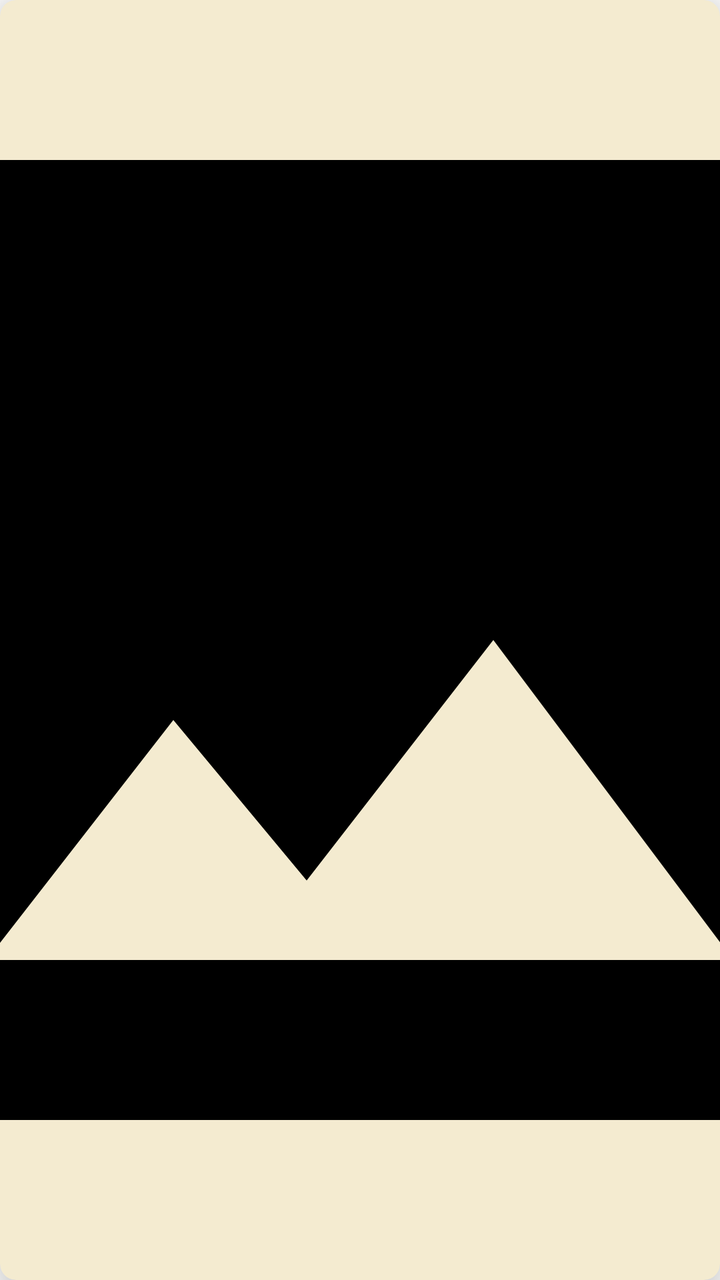
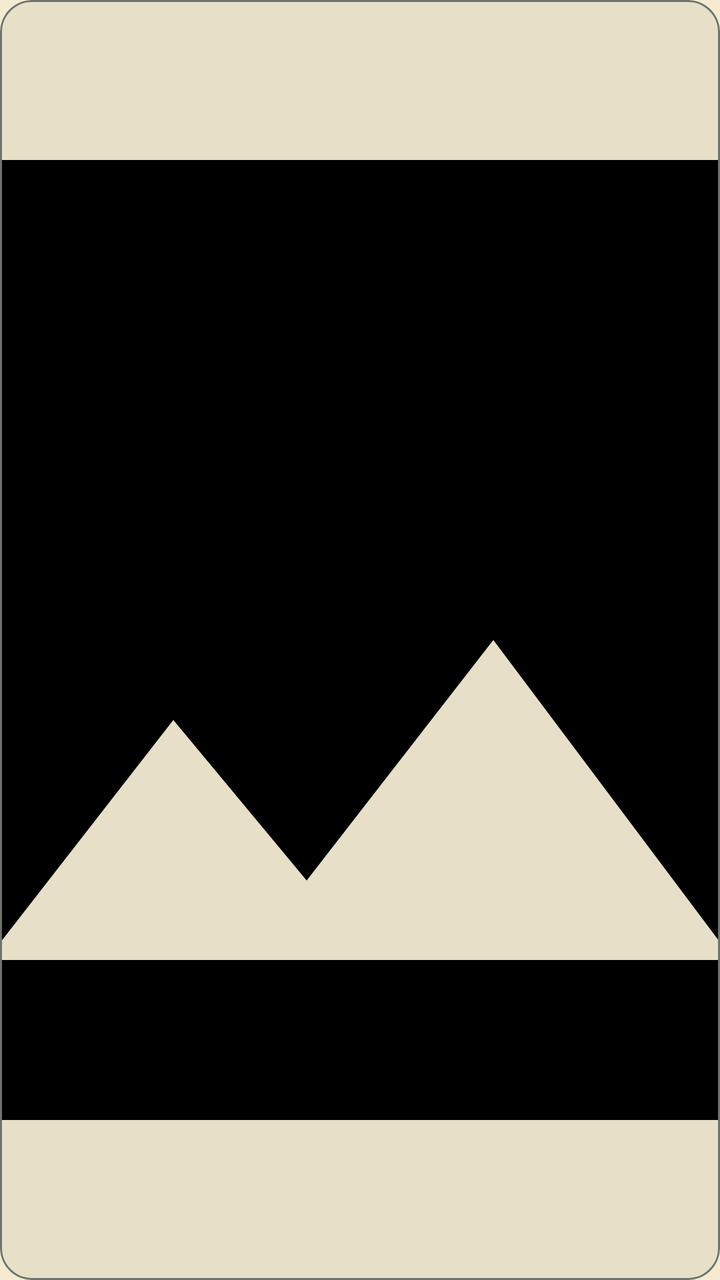

The first picture is an Android layout as it rendered before a commit; the second is the same layout after the commit. The layout source and the unified diff follow.
<!-- AndroidManifest.xml: application theme Theme.Meraki -->
<!-- res/layout/wallpaper_layout.xml -->
<?xml version="1.0" encoding="utf-8"?>
<com.google.android.material.card.MaterialCardView xmlns:android="http://schemas.android.com/apk/res/android"
    xmlns:app="http://schemas.android.com/apk/res-auto"
    android:layout_width="match_parent"
    android:layout_height="252dp"
    android:layout_margin="4dp"
    app:cardBackgroundColor="@color/cream"
    app:cardCornerRadius="8dp"
    app:cardElevation="16dp"
    app:cardMaxElevation="20dp">

    <ImageView
        android:id="@+id/wall1"
        android:layout_width="match_parent"
        android:layout_height="match_parent"
        android:scaleType="centerCrop"
        android:src="@drawable/image" />


</com.google.android.material.card.MaterialCardView>
<!-- resources referenced by this layout -->
<resources>
  <style name="Base.Theme.Meraki" parent="Theme.MaterialComponents.Light.NoActionBar">
          
          <item name="colorPrimary">@color/charcoal</item>
          <item name="colorSecondary">@color/charcoal</item>
      </style>
  <!-- unchanged entries left out for length: 4 -->
</resources>

<!-- the commit's change to res/layout/wallpaper_layout.xml (unified diff, before → after) -->
@@ -2,12 +2,13 @@
 <com.google.android.material.card.MaterialCardView xmlns:android="http://schemas.android.com/apk/res/android"
     xmlns:app="http://schemas.android.com/apk/res-auto"
     android:layout_width="match_parent"
-    android:layout_height="252dp"
-    android:layout_margin="4dp"
-    app:cardBackgroundColor="@color/cream"
-    app:cardCornerRadius="8dp"
-    app:cardElevation="16dp"
-    app:cardMaxElevation="20dp">
+    android:layout_height="220dp"
+    android:layout_margin="6dp"
+    app:cardBackgroundColor="?attr/colorSurfaceVariant"
+    app:cardCornerRadius="16dp"
+    app:cardElevation="0dp"
+    app:strokeColor="?attr/colorOutline"
+    app:strokeWidth="1dp">
 
     <ImageView
         android:id="@+id/wall1"
<!-- resource entries referenced after the edit -->
@@ -1,10 +1,74 @@
 <!-- resources referenced by this layout -->
 <resources>
-  <style name="Base.Theme.Meraki" parent="Theme.MaterialComponents.Light.NoActionBar">
+  <style name="Base.Theme.Meraki" parent="Theme.Material3.DayNight.NoActionBar">
           
-          <item name="colorPrimary">@color/charcoal</item>
-          <item name="colorSecondary">@color/charcoal</item>
+          <item name="colorPrimary">@color/md_theme_light_primary</item>
+          <item name="colorOnPrimary">@color/md_theme_light_onPrimary</item>
+          <item name="colorPrimaryContainer">@color/md_theme_light_primaryContainer</item>
+          <item name="colorOnPrimaryContainer">@color/md_theme_light_onPrimaryContainer</item>
+  
+          <item name="colorSecondary">@color/md_theme_light_secondary</item>
+          <item name="colorOnSecondary">@color/md_theme_light_onSecondary</item>
+          <item name="colorSecondaryContainer">@color/md_theme_light_secondaryContainer</item>
+          <item name="colorOnSecondaryContainer">@color/md_theme_light_onSecondaryContainer</item>
+  
+          <item name="colorTertiary">@color/md_theme_light_tertiary</item>
+          <item name="colorOnTertiary">@color/md_theme_light_onTertiary</item>
+          <item name="colorTertiaryContainer">@color/md_theme_light_tertiaryContainer</item>
+          <item name="colorOnTertiaryContainer">@color/md_theme_light_onTertiaryContainer</item>
+  
+          <item name="colorSurface">@color/md_theme_light_surface</item>
+          <item name="colorOnSurface">@color/md_theme_light_onSurface</item>
+          <item name="colorSurfaceVariant">@color/md_theme_light_surfaceVariant</item>
+          <item name="colorOnSurfaceVariant">@color/md_theme_light_onSurfaceVariant</item>
+          <item name="android:colorBackground">@color/md_theme_light_background</item>
+          <item name="colorOnBackground">@color/md_theme_light_onBackground</item>
+          <item name="colorOutline">@color/md_theme_light_outline</item>
+  
+          <item name="android:statusBarColor">@android:color/transparent</item>
+          <item name="android:navigationBarColor">?attr/colorSurface</item>
+          <item name="android:windowLightStatusBar">true</item>
+          <item name="android:windowBackground">?attr/colorSurface</item>
+  
+          <item name="toolbarStyle">@style/Widget.Meraki.Toolbar</item>
+          <item name="chipStyle">@style/Widget.Meraki.FilterChip</item>
       </style>
+  <color name="md_theme_light_primary">@color/gold</color>
+  <color name="md_theme_light_onPrimary">@color/charcoal</color>
+  <color name="md_theme_light_primaryContainer">@color/tan</color>
+  <color name="md_theme_light_onPrimaryContainer">@color/charcoal</color>
+  <color name="md_theme_light_secondary">@color/teal</color>
+  <color name="md_theme_light_onSecondary">@color/cream</color>
+  <color name="md_theme_light_secondaryContainer">@color/cream</color>
+  <color name="md_theme_light_onSecondaryContainer">@color/charcoal</color>
+  <color name="md_theme_light_tertiary">@color/tan</color>
+  <color name="md_theme_light_onTertiary">@color/charcoal</color>
+  <color name="md_theme_light_tertiaryContainer">@color/gold</color>
+  <color name="md_theme_light_onTertiaryContainer">@color/charcoal</color>
+  <color name="md_theme_light_surface">@color/cream</color>
+  <color name="md_theme_light_onSurface">@color/charcoal</color>
+  <color name="md_theme_light_surfaceVariant">#E8DFC8</color>
+  <color name="md_theme_light_onSurfaceVariant">#3D433F</color>
+  <color name="md_theme_light_background">@color/cream</color>
+  <color name="md_theme_light_onBackground">@color/charcoal</color>
+  <color name="md_theme_light_outline">#6D746C</color>
+  <style name="Widget.Meraki.Toolbar" parent="Widget.Material3.Toolbar">
+          <item name="android:background">?attr/colorSurface</item>
+          <item name="titleTextColor">?attr/colorOnSurface</item>
+          <item name="subtitleTextColor">?attr/colorOnSurfaceVariant</item>
+          <item name="navigationIconTint">?attr/colorOnSurface</item>
+      </style>
+  <style name="Widget.Meraki.FilterChip" parent="Widget.Material3.Chip.Assist.Elevated">
+          <item name="chipBackgroundColor">?attr/colorSurfaceVariant</item>
+          <item name="chipStrokeColor">?attr/colorOutline</item>
+          <item name="chipStrokeWidth">1dp</item>
+          <item name="chipMinHeight">40dp</item>
+          <item name="android:textColor">?attr/colorOnSurface</item>
+          <item name="chipIconTint">?attr/colorPrimary</item>
+      </style>
+  <color name="gold">#D6AD60</color>
+  <color name="tan">#B68D40</color>
+  <color name="teal">#1A8F8F</color>
   <!-- unchanged entries left out for length: 4 -->
 </resources>
 
